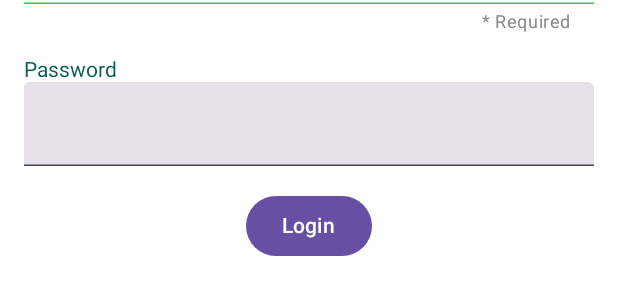
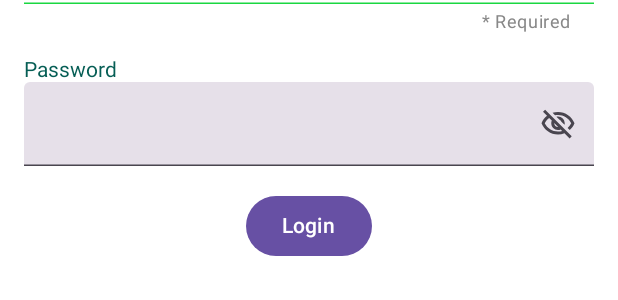
Before and after one commit to noliw/WhatsAppSideproject, an Android app built with Jetpack Compose: the @Preview function BottomFormPreview, on a phone screen of 412 x 824 dp. Shown: the part 346-646 px from the top of the screen. Run offline under Robolectric (Android 15) with nearby library versions, the phone set to English and light mode, and no system bars.

Commit message:
playing with password visibility

```diff
--- a/app/build.gradle.kts
+++ b/app/build.gradle.kts
@@ -58,8 +58,9 @@ dependencies {
     implementation("androidx.compose.ui:ui")
     implementation("androidx.compose.ui:ui-graphics")
     implementation("androidx.compose.ui:ui-tooling-preview")
-    implementation("androidx.compose.material3:material3")
-    implementation("androidx.compose.material3:material3-icons-extended:1.4.3")
+    implementation("androidx.compose.material3:material3:1.1.2")
+    implementation("androidx.compose.material:material")
+    implementation("androidx.compose.material:material-icons-extended")
     testImplementation("junit:junit:4.13.2")
     androidTestImplementation("androidx.test.ext:junit:1.1.5")
     androidTestImplementation("androidx.test.espresso:espresso-core:3.5.1")
--- a/app/src/main/java/com/example/whatsappsideproject/LoginScreen.kt
+++ b/app/src/main/java/com/example/whatsappsideproject/LoginScreen.kt
@@ -1,5 +1,6 @@
 package com.example.whatsappsideproject
 
+import android.graphics.drawable.Icon
 import androidx.compose.foundation.background
 import androidx.compose.foundation.layout.Arrangement
 import androidx.compose.foundation.layout.Box
@@ -16,13 +17,18 @@ import androidx.compose.material.icons.Icons
 import androidx.compose.material.icons.outlined.AccountCircle
 import androidx.compose.material.icons.outlined.Email
 import androidx.compose.material.icons.outlined.Phone
+import androidx.compose.material.icons.outlined.Visibility
+import androidx.compose.material.icons.outlined.VisibilityOff
+
 import androidx.compose.material3.Button
 import androidx.compose.material3.Icon
+import androidx.compose.material3.IconButton
 import androidx.compose.material3.IconToggleButton
 import androidx.compose.material3.LocalTextStyle
 import androidx.compose.material3.MaterialTheme
 import androidx.compose.material3.Text
 import androidx.compose.material3.TextField
+
 import androidx.compose.material3.TextFieldColors
 import androidx.compose.material3.TextFieldDefaults
 import androidx.compose.runtime.Composable
@@ -37,6 +43,7 @@ import androidx.compose.ui.text.TextStyle
 import androidx.compose.ui.text.font.FontWeight
 import androidx.compose.ui.text.input.ImeAction
 import androidx.compose.ui.text.input.KeyboardType
+import androidx.compose.ui.text.input.PasswordVisualTransformation
 import androidx.compose.ui.text.input.VisualTransformation
 import androidx.compose.ui.text.style.TextAlign
 import androidx.compose.ui.tooling.preview.Preview
@@ -45,6 +52,8 @@ import androidx.compose.ui.unit.sp
 import com.example.whatsappsideproject.ui.theme.textColor
 import com.example.whatsappsideproject.ui.theme.whatsApp
 import kotlin.math.min
+
+
 
 @Composable
 fun LoginScreen() {
@@ -57,6 +66,8 @@ fun BottomForm(
 ) {
     val (phoneNum, onPhoneNumChange) = remember { mutableStateOf("") }
     val (email, onEmailChange) = remember { mutableStateOf("") }
+    val (password, onPasswordChange) = remember { mutableStateOf("") }
+    var isVisible by remember { mutableStateOf(false) }
 
 
     Box(
@@ -218,19 +229,22 @@ fun BottomForm(
             )
             TextField(
                 modifier = Modifier.fillMaxWidth(),
-                value = phoneNum,
-                onValueChange = onPhoneNumChange,
+                value = password,
+                onValueChange = onPasswordChange,
                 textStyle = LocalTextStyle.current.copy(
                     color = textColor,
                     fontSize = 18.sp,
                     letterSpacing = 2.sp,
                     fontWeight = FontWeight.SemiBold
                 ),
-//                trailingIcon = {
-////                    IconToggleButton(checked = Icons.Outlined., onCheckedChange = ) {
-////
-////                    }
-//                }
+                visualTransformation = if (!isVisible) PasswordVisualTransformation() else VisualTransformation.None,
+                trailingIcon = {
+                    val image = if (isVisible) Icons.Outlined.Visibility else Icons.Outlined.VisibilityOff
+                    IconButton(onClick = { isVisible = !isVisible }){
+
+                        Icon(imageVector = image, contentDescription = "")
+                    }
+                }
             )
 
             Spacer(modifier = Modifier.height(16.dp))
--- a/build.gradle.kts
+++ b/build.gradle.kts
@@ -1,5 +1,6 @@
 // Top-level build file where you can add configuration options common to all sub-projects/modules.
 plugins {
     id("com.android.application") version "8.2.1" apply false
+    id("com.android.library") version "8.2.1" apply false
     id("org.jetbrains.kotlin.android") version "1.9.0" apply false
 }
```
Lines whose indentation alone changed are shown as unchanged.
